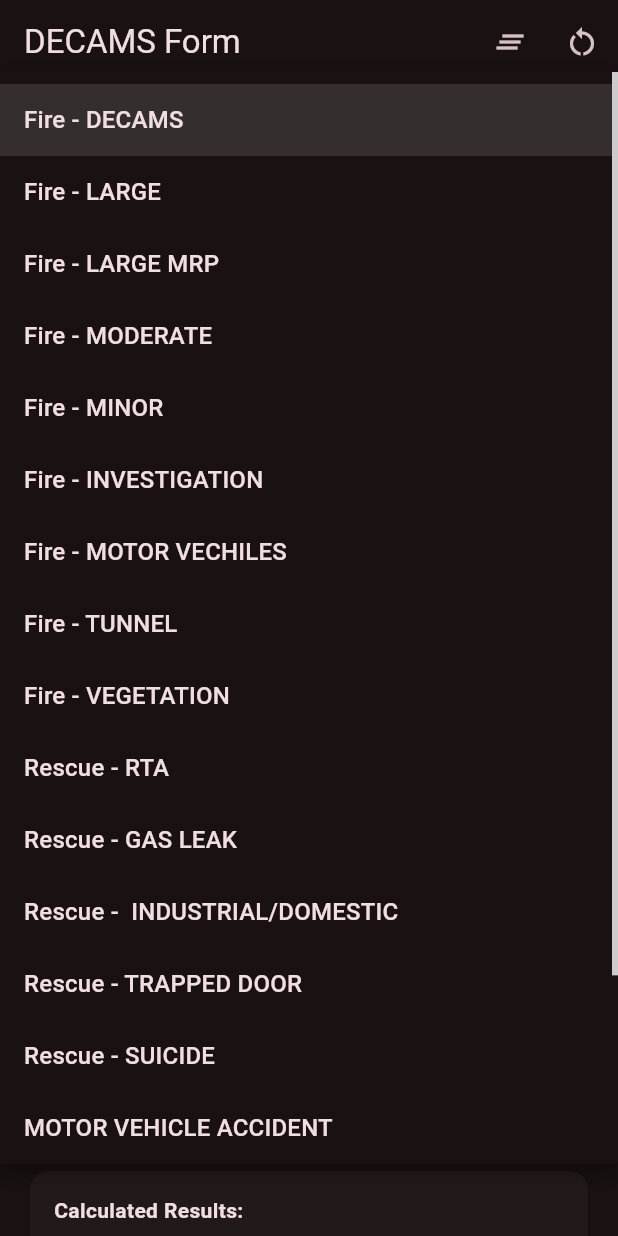
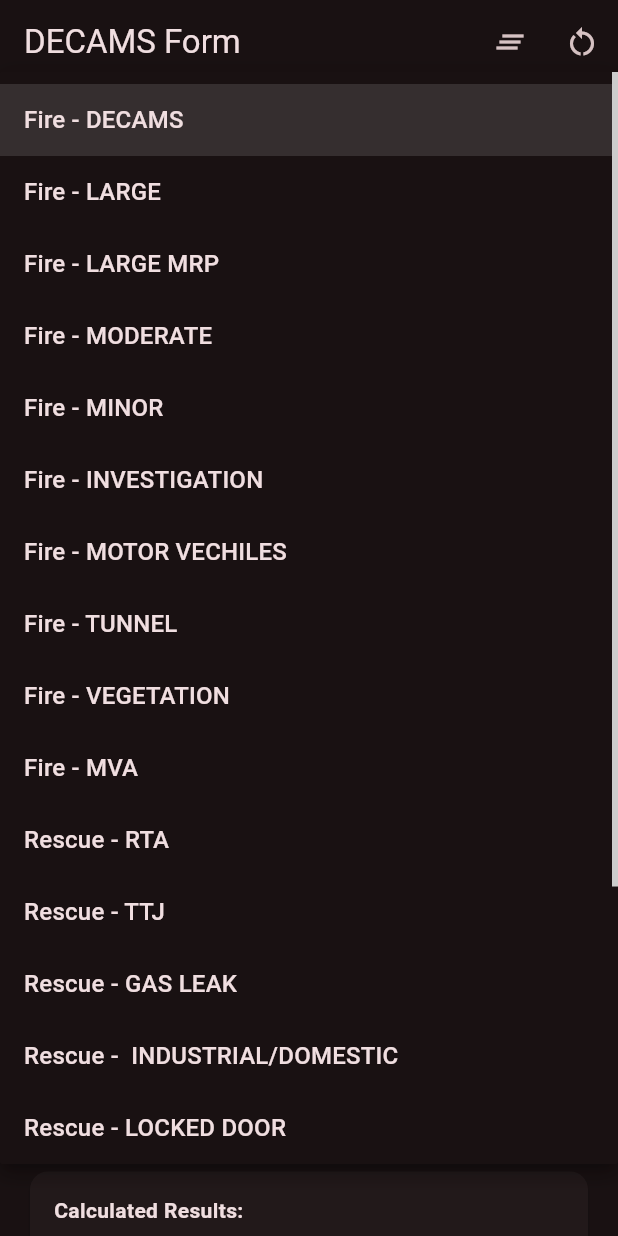
Before and after one commit to 8mpty/Decamps-Maker, a Flutter app: the DecamsFormScreen screen opened directly, after a tap on "Fire - DECAMS", on a phone screen of 412 x 824 dp. Run offline on Flutter 3.47's test engine with Material 3 defaults, Android fonts, the phone set to English and light mode, and no system bars; our stand-ins replace file_picker, shared_preferences; accounts and stored records are empty.

Commit message:
added H3M/updated call types, fixed CFS error on import after new JSON integration

```diff
--- a/lib/constants/app_constants.dart
+++ b/lib/constants/app_constants.dart
@@ -9,6 +9,7 @@ class AppConstants {
     'FP422M',
     'FT421',
     'FTC421',
+    'H3M421',
     'HMV421',
     'HSV421',
     'IV421',
@@ -28,14 +29,16 @@ class AppConstants {
     'Fire - MOTOR VECHILES',
     'Fire - TUNNEL',
     'Fire - VEGETATION',
+    'Fire - MVA',
     'Rescue - RTA',
+    'Rescue - TTJ',
     'Rescue - GAS LEAK',
     'Rescue -  INDUSTRIAL/DOMESTIC',
-    'Rescue - TRAPPED DOOR',
+    'Rescue - LOCKED DOOR',
     'Rescue - SUICIDE',
-    'MOTOR VEHICLE ACCIDENT',
     'Medical - CARDIAC ARREST P1+',
-    'ENVIRONMENTAL OIL SPILLAGE',
+    'Environmental - OIL SPILLAGE',
+    'Environmental - RTA SPILLAGE',
     'CBRE - CHEMICAL AGENT',
     ];
 }
```
Also changed, not shown: lib/models/personnel_model.dart (+29 -28 lines), 1 other file.
